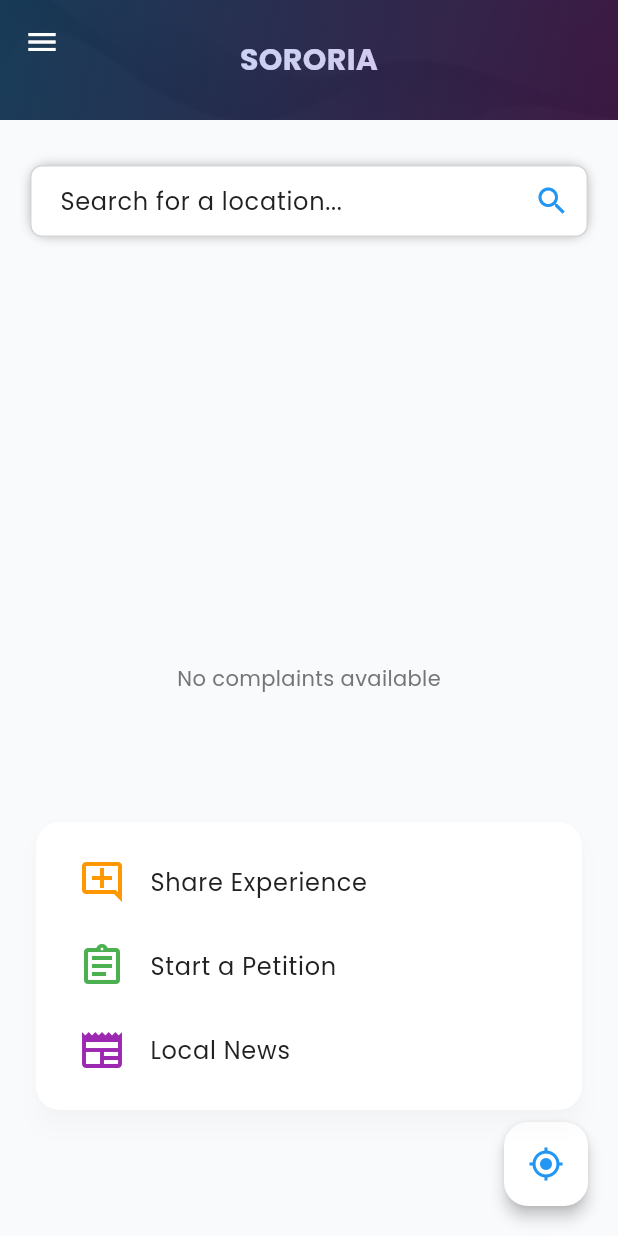
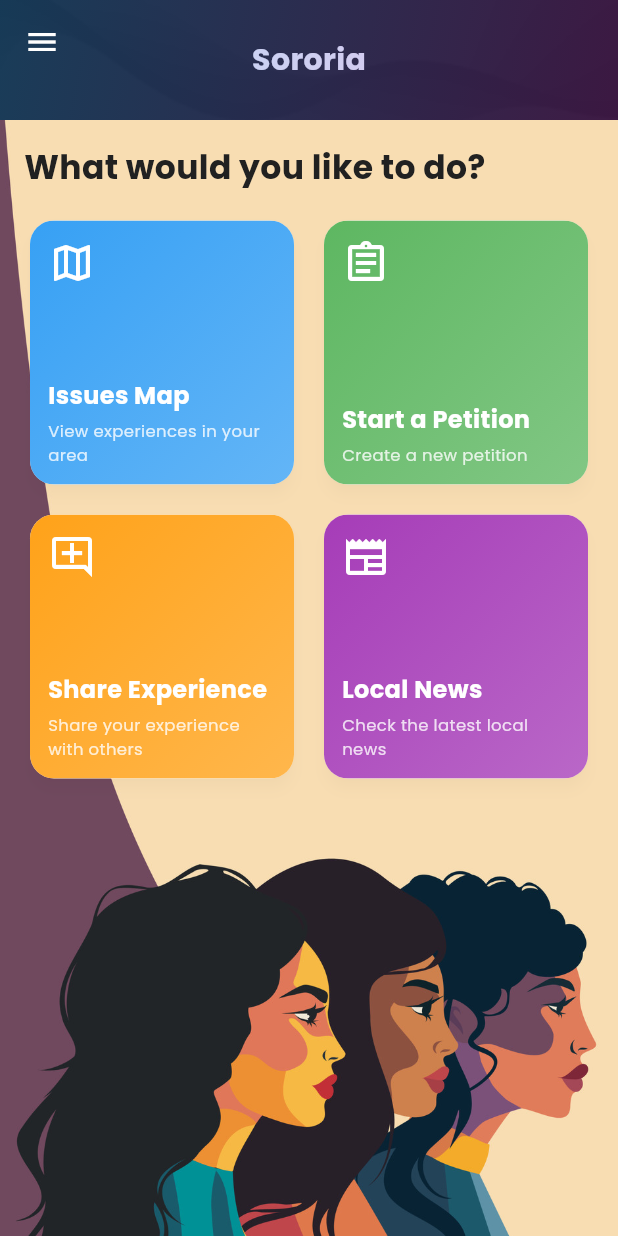
Before and after one commit to WeezyF0/Sororia, a Flutter app: the screen it shows once a user with an empty profile is signed in, on a phone screen of 412 x 824 dp. Run offline on Flutter 3.47's test engine with Material 3 defaults, Android fonts, the phone set to English and light mode, and no system bars; our stand-ins replace cloud_firestore, firebase_auth, firebase_core, flutter_dotenv, flutter_map, flutter_markdown and 9 more; missing offline and left inert: algolia_client_search, algolia_helper_flutter; accounts and stored records are empty.

Commit message:
reverting back to old home page

```diff
--- a/lib/screens/complaint_list_screen.dart
+++ b/lib/screens/complaint_list_screen.dart
@@ -3,7 +3,6 @@ import 'package:cloud_firestore/cloud_firestore.dart';
 import 'package:firebase_auth/firebase_auth.dart';
 import 'package:flutter_spinkit/flutter_spinkit.dart';
 import 'navbar.dart';
-import 'package:flutter/cupertino.dart';
 
 class ComplaintListScreen extends StatefulWidget {
   const ComplaintListScreen({super.key});
--- a/lib/screens/home.dart
+++ b/lib/screens/home.dart
@@ -1,80 +1,14 @@
 import 'package:flutter/material.dart';
-import 'package:cloud_firestore/cloud_firestore.dart';
-import 'package:flutter_map/flutter_map.dart';
-import 'package:latlong2/latlong.dart';
-import 'package:geocoding/geocoding.dart';
-import 'package:geolocator/geolocator.dart';
-import 'dart:math';
 import 'package:complaints_app/screens/navbar.dart';
-import 'package:complaints_app/screens/open_complaint.dart';
 
-class HomePage extends StatefulWidget {
-  const HomePage({super.key});
-
-  @override
-  State<HomePage> createState() => _HomePageState();
-}
-
-class _HomePageState extends State<HomePage> {
-  final TextEditingController _searchController = TextEditingController();
-  final MapController _mapController = MapController();
-
-  void _searchLocation() async {
-    try {
-      String placeName = _searchController.text.trim();
-      if (placeName.isEmpty) {
-        _showError("Please enter a place name");
-        return;
-      }
-
-      List<Location> locations = await locationFromAddress(placeName);
-      if (locations.isNotEmpty) {
-        Location location = locations.first;
-        _mapController.move(LatLng(location.latitude, location.longitude), 14.0);
-      } else {
-        _showError("Location not found");
-      }
-    } catch (e) {
-      _showError("Invalid place name");
-    }
-  }
-
-  Future<void> _getCurrentLocation() async {
-    bool serviceEnabled;
-    LocationPermission permission;
-
-    serviceEnabled = await Geolocator.isLocationServiceEnabled();
-    if (!serviceEnabled) {
-      _showError("Location services are disabled.");
-      return;
-    }
-
-    permission = await Geolocator.checkPermission();
-    if (permission == LocationPermission.denied) {
-      permission = await Geolocator.requestPermission();
-      if (permission == LocationPermission.denied) {
-        _showError("Location permission denied");
-        return;
-      }
-    }
-
-    if (permission == LocationPermission.deniedForever) {
-      _showError("Location permissions are permanently denied.");
-      return;
-    }
-
-    Position position = await Geolocator.getCurrentPosition();
-    _mapController.move(LatLng(position.latitude, position.longitude), 14.0);
-  }
-
-  void _showError(String message) {
-    ScaffoldMessenger.of(context).showSnackBar(
-      SnackBar(content: Text(message)),
-    );
-  }
+class HomePage extends StatelessWidget {
+  const HomePage({Key? key}) : super(key: key);
 
   @override
   Widget build(BuildContext context) {
+    final theme = Theme.of(context);
+    final isDark = theme.brightness == Brightness.dark;
+
     return Scaffold(
       appBar: PreferredSize(
         preferredSize: Size.fromHeight(80.0),
@@ -94,7 +28,7 @@ class _HomePageState extends State<HomePage> {
                 end: Alignment.bottomRight,
                 colors: [
                   Colors.blue.withOpacity(0.3),
-                  Colors.purple.withOpacity(0.3)
+                  Colors.purple.withOpacity(0.3),
                 ],
               ),
             ),
@@ -102,15 +36,13 @@ class _HomePageState extends State<HomePage> {
               child: Center(
                 child: Padding(
                   padding: const EdgeInsets.symmetric(horizontal: 16.0),
-                  child: Row(
-                    mainAxisAlignment: MainAxisAlignment.center,
-                    crossAxisAlignment: CrossAxisAlignment.center,
-                    children: [
-                      Text(
-                        "SORORIA",
-                        style: TextStyle(color: Colors.white, fontSize: 20, fontWeight: FontWeight.bold),
+                  child: Text(
+                    "Sororia",
+                    style: TextStyle(
+                      color: Colors.white,
+                      fontSize: 20,
+                      fontWeight: FontWeight.bold,
                     ),
-                    ],
                   ),
                 ),
               ),
@@ -119,167 +51,166 @@ class _HomePageState extends State<HomePage> {
         ),
       ),
       drawer: NavBar(),
-      body: Stack(
+      body: Container(
+        decoration: BoxDecoration(
+          image: DecorationImage(
+            image: AssetImage(
+              isDark
+                  ? 'assets/images/home_bg_night.jpg'
+                  : 'assets/images/home_bg_day.jpg',
+            ),
+            fit: BoxFit.cover,
+          ),
+        ),
+        child: Padding(
+          padding: const EdgeInsets.all(16.0),
+          child: Column(
+            crossAxisAlignment: CrossAxisAlignment.start,
             children: [
-          StreamBuilder<QuerySnapshot>(
-            stream: FirebaseFirestore.instance.collection('complaints').snapshots(),
-            builder: (context, snapshot) {
-              if (snapshot.connectionState == ConnectionState.waiting) {
-                return const Center(child: CircularProgressIndicator());
+              Text(
+                "What would you like to do?",
+                style: TextStyle(
+                  fontSize: 22,
+                  fontWeight: FontWeight.bold,
+                  color: isDark ? Colors.white : theme.colorScheme.onBackground,
+                ),
+              ),
+              SizedBox(height: 16),
+              Expanded(
+                child: LayoutBuilder(
+                  builder: (context, constraints) {
+                    return GridView.builder(
+                      gridDelegate: SliverGridDelegateWithFixedCrossAxisCount(
+                        crossAxisCount: constraints.maxWidth > 600 ? 3 : 2,
+                        childAspectRatio: 1.0,
+                        crossAxisSpacing: 12.0,
+                        mainAxisSpacing: 12.0,
+                      ),
+                      itemCount: 4,
+                      itemBuilder: (context, index) {
+                        switch (index) {
+                          case 0:
+                            return _buildCard(
+                              context,
+                              title: "Issues Map",
+                              icon: Icons.map_outlined,
+                              color: Colors.blue,
+                              onTap: () => Navigator.pushNamed(
+                                context,
+                                '/complaints_map',
+                              ),
+                              description: "View experiences in your area",
+                            );
+                          case 1:
+                            return _buildCard(
+                              context,
+                              title: "Start a Petition",
+                              icon: Icons.assignment_outlined,
+                              color: Colors.green,
+                              onTap: () => Navigator.pushNamed(
+                                context,
+                                '/add_petition',
+                              ),
+                              description: "Create a new petition",
+                            );
+                          case 2:
+                            return _buildCard(
+                              context,
+                              title: "Share Experience",
+                              icon: Icons.add_comment_outlined,
+                              color: Colors.orange,
+                              onTap: () => Navigator.pushNamed(
+                                context,
+                                '/add_complaint',
+                              ),
+                              description: "Share your experience with others",
+                            );
+                          case 3:
+                            return _buildCard(
+                              context,
+                              title: "Local News",
+                              icon: Icons.newspaper_outlined,
+                              color: Colors.purple,
+                              onTap: () => Navigator.pushNamed(
+                                context,
+                                '/news',
+                              ),
+                              description: "Check the latest local news",
+                            );
+                          default:
+                            return SizedBox();
                         }
-
-              if (!snapshot.hasData || snapshot.data!.docs.isEmpty) {
-                return const Center(child: Text("No complaints available"));
-              }
-
-              final random = Random();
-              Set<String> uniqueCoordinates = {};
-              List<Marker> markers = [];
-
-              for (var doc in snapshot.data!.docs) {
-                var data = doc.data() as Map<String, dynamic>;
-                double? lat = data['latitude'] as double?;
-                double? lon = data['longitude'] as double?;
-                String title = data['issue_type'] ?? 'No issue type';
-                String description = data['original_text'] ?? 'No description';
-
-                if (lat == null || lon == null) continue;
-
-                double newLat = lat;
-                double newLon = lon;
-                String coordKey = "$newLat,$newLon";
-
-                while (uniqueCoordinates.contains(coordKey)) {
-                  newLat += (random.nextDouble() - 0.5) * 0.001;
-                  newLon += (random.nextDouble() - 0.5) * 0.001;
-                  coordKey = "$newLat,$newLon";
-                }
-                uniqueCoordinates.add(coordKey);
-
-                markers.add(
-                  Marker(
-                    point: LatLng(newLat, newLon),
-                    width: 40,
-                    height: 40,
-                    child: GestureDetector(
-                      onTap: () => showComplaintDetails(
-                        context,
-                        title,
-                        description,
-                        data,
-                        doc.id,
+                      },
+                    );
+                  },
                 ),
-                      child: const Icon(
-                        Icons.place_rounded,
-                        color: Colors.red,
-                        size: 36,
+              ),
+            ],
           ),
         ),
       ),
     );
   }
 
-              return FlutterMap(
-                mapController: _mapController,
-                options: MapOptions(
-                  initialCenter: markers.isNotEmpty
-                      ? markers.first.point
-                      : const LatLng(20.5937, 78.9629),
-                  initialZoom: 10,
-                ),
-                children: [
-                  TileLayer(
-                    urlTemplate: 'https://www.google.com/maps/vt?lyrs=m@221097413,traffic&x={x}&y={y}&z={z}',
-                    userAgentPackageName: 'com.complaints.app',
-                  ),
-                  MarkerLayer(markers: markers),
+  Widget _buildCard(
+    BuildContext context, {
+    required String title,
+    required IconData icon,
+    required Color color,
+    required VoidCallback onTap,
+    required String description,
+  }) {
+    final theme = Theme.of(context);
+    final isDark = theme.brightness == Brightness.dark;
+
+    return Card(
+      elevation: 4,
+      shape: RoundedRectangleBorder(borderRadius: BorderRadius.circular(16)),
+      clipBehavior: Clip.antiAlias,
+      child: InkWell(
+        onTap: onTap,
+        child: Container(
+          decoration: BoxDecoration(
+            gradient: LinearGradient(
+              begin: Alignment.topLeft,
+              end: Alignment.bottomRight,
+              colors: [
+                isDark ? color.withOpacity(0.7) : color.withOpacity(0.9),
+                isDark ? color.withOpacity(0.4) : color.withOpacity(0.7),
               ],
-              );
-            },
-          ),
-
-          /// Search Bar
-          Positioned(
-            top: 30,
-            left: 20,
-            right: 20,
-            child: Container(
-              width: MediaQuery.of(context).size.width * 0.9,
-              decoration: BoxDecoration(
-                color: Colors.white,
-                borderRadius: BorderRadius.circular(12),
-                boxShadow: [BoxShadow(color: Colors.black26, blurRadius: 5)],
-              ),
-              child: TextField(
-                controller: _searchController,
-                decoration: InputDecoration(
-                  hintText: "Search for a location...",
-                  contentPadding: EdgeInsets.symmetric(horizontal: 16, vertical: 12),
-                  border: InputBorder.none,
-                  suffixIcon: IconButton(
-                    icon: Icon(Icons.search, color: Colors.blue),
-                    onPressed: _searchLocation,
             ),
           ),
+          child: Padding(
+            padding: const EdgeInsets.all(12.0),
+            child: Column(
+              mainAxisAlignment: MainAxisAlignment.center,
+              crossAxisAlignment: CrossAxisAlignment.start,
+              children: [
+                Icon(icon, size: 32, color: Colors.white),
+                Spacer(),
+                Text(
+                  title,
+                  style: TextStyle(
+                    color: Colors.white,
+                    fontSize: 16,
+                    fontWeight: FontWeight.bold,
                   ),
+                  maxLines: 1,
+                  overflow: TextOverflow.ellipsis,
                 ),
+                SizedBox(height: 4),
+                Text(
+                  description,
+                  style: TextStyle(
+                    color: Colors.white.withOpacity(0.8),
+                    fontSize: 11,
                   ),
-
-          /// Current Location Button
-          Positioned(
-            bottom: 20,
-            right: 20,
-            child: FloatingActionButton(
-              onPressed: _getCurrentLocation,
-              backgroundColor: Colors.white,
-              child: const Icon(Icons.my_location, color: Colors.blue),
-            ),
-          ),
-
-          Positioned(
-            bottom: 80,
-            left: 20,
-            right: 20,
-            child: _buildOptions(context),
+                  maxLines: 2,
+                  overflow: TextOverflow.ellipsis,
                 ),
               ],
             ),
-    );
-  }
-
-  Widget _buildOptions(BuildContext context) {
-    return Card(
-      shape: RoundedRectangleBorder(borderRadius: BorderRadius.circular(16)),
-      elevation: 6,
-      child: Padding(
-        padding: const EdgeInsets.all(12.0),
-        child: Column(
-          mainAxisSize: MainAxisSize.min,
-          children: [
-            _buildOptionTile(context, "Share Experience", Icons.add_comment_outlined, Colors.orange, '/add_complaint'),
-            _buildOptionTile(context, "Start a Petition", Icons.assignment_outlined, Colors.green, '/add_petition'),
-            _buildOptionTile(context, "Local News", Icons.newspaper_outlined, Colors.purple, '/news'),
-          ],
           ),
-      ),
-    );
-  }
-
-  Widget _buildOptionTile(BuildContext context, String title, IconData icon, Color color, String route) {
-    return ListTile(
-      leading: Icon(icon, color: color, size: 32),
-      title: Text(title, style: const TextStyle(fontSize: 16)),
-      onTap: () => Navigator.pushNamed(context, route),
-    );
-  }
-
-  void showComplaintDetails(BuildContext context, String title, String description, Map<String, dynamic> complaintData, String complaintId) {
-    Navigator.push(
-      context,
-      MaterialPageRoute(
-        builder: (context) => OpenComplaintScreen(
-          complaintData: complaintData,
-          complaintId: complaintId,
         ),
       ),
     );
```
Lines whose indentation alone changed are shown as unchanged.
